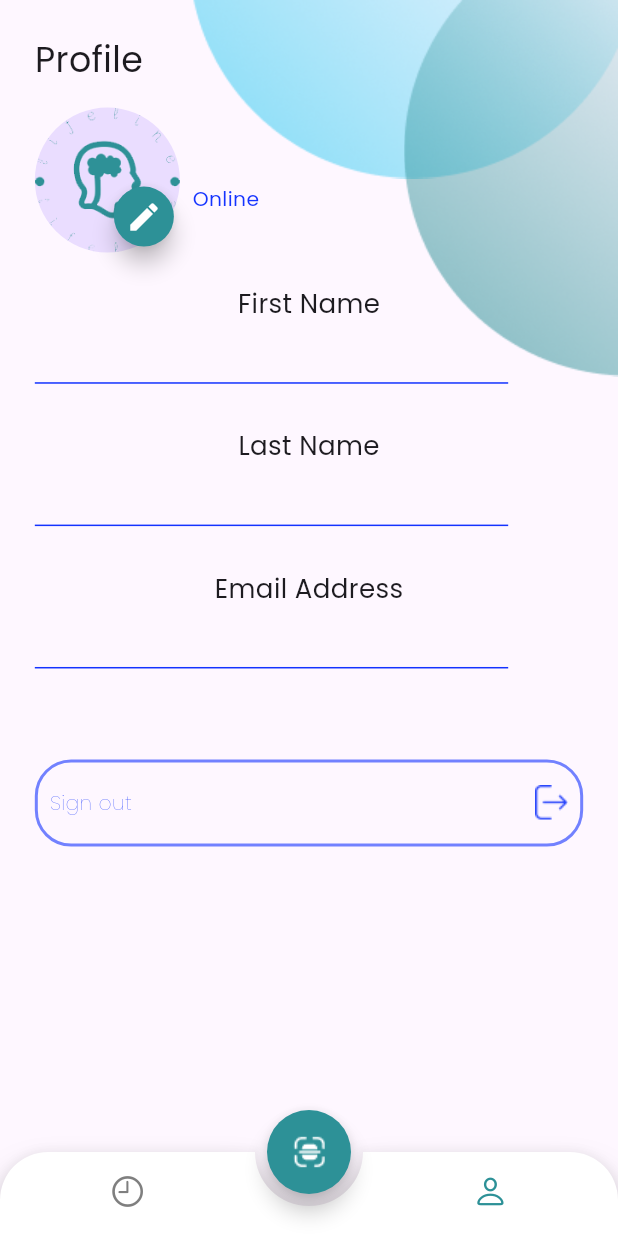
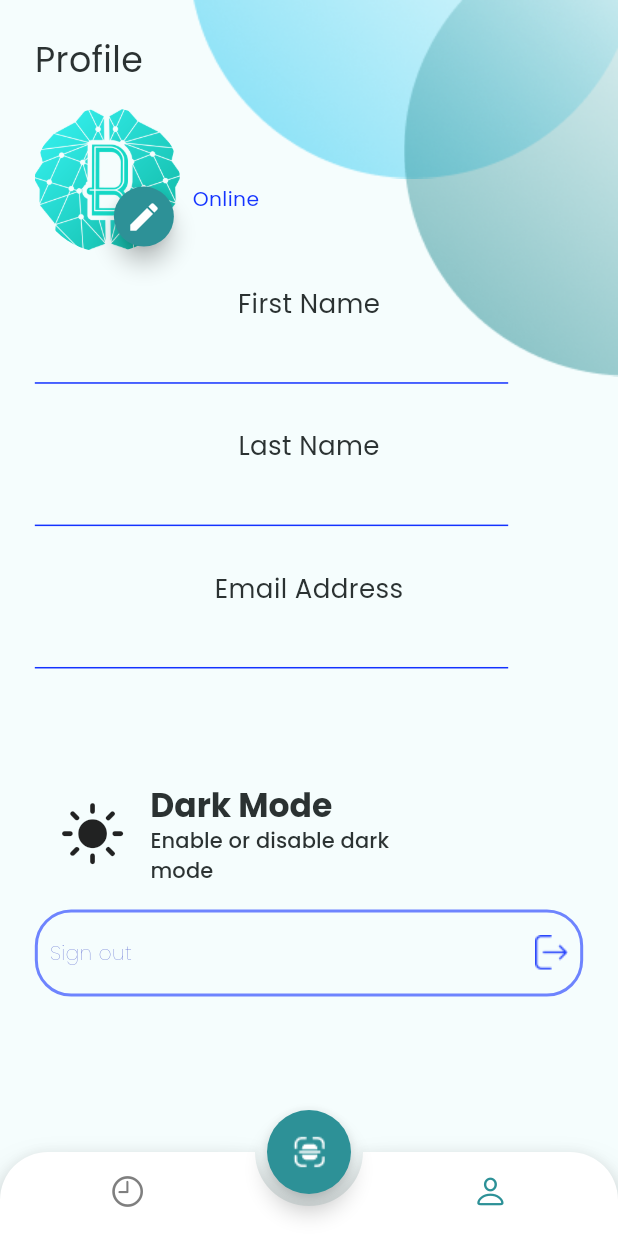
Before and after one commit to kimoo112/Brain-Tumor, a Flutter app: the AppNavigation screen opened by its route, item 2 of the bottom bar chosen, on a phone screen of 412 x 824 dp. Run offline on Flutter 3.47's test engine with Material 3 defaults, Android fonts, the phone set to English and light mode, and no system bars; drawn by our look-alikes of animated_bottom_navigation_bar; our stand-ins replace cherry_toast, cloud_firestore, firebase_auth, firebase_core, flutter_bloc, flutter_screenutil and 5 more; missing offline and left inert: day_night_themed_switch, tflite_v2; accounts and stored records are empty.

Commit message:
Add Dark Mode Feature Implement Theme Management and Add Themed List Tile
 - Added theme management using
 - AppThemeCubit to toggle between light and dark themes.
- Created MaterialTheme class to define and apply light and dark themes using Material 3.
- Integrated a DayNightSwitch widget in the ListTile to toggle themes.
- Updated main.dart to remove MultiBlocProvider and use AppThemeCubit for theme management.
Ensured the profile image state updates correctly when an image is picked.
- Added a new theme.dart file to encapsulate theme-related logic.

```diff
--- /dev/null
+++ b/lib/core/themes/animated_switcher.dart
@@ -0,0 +1,96 @@
+// ignore: implementation_imports
+import 'package:day_night_themed_switch/src/day_night_painter.dart';
+import 'package:flutter/material.dart';
+
+class DayNightSwitch extends StatefulWidget {
+  final bool value;
+  final ValueChanged<bool>? onChanged;
+  final FocusNode? focusNode;
+  final Duration animationDuration;
+  final double? width;
+  final double? height;
+  const DayNightSwitch({
+    super.key,
+    required this.value,
+    required this.onChanged,
+    this.focusNode,
+    this.animationDuration = const Duration(milliseconds: 400),
+    this.width,
+    this.height,
+  });
+
+  @override
+  State<DayNightSwitch> createState() => DayNightSwitchState();
+}
+
+@visibleForTesting
+class DayNightSwitchState extends State<DayNightSwitch>
+    with TickerProviderStateMixin {
+  late final AnimationController animation;
+  bool _value = false;
+
+  bool get value => _value;
+
+  @override
+  void initState() {
+    super.initState();
+    _value = widget.value;
+    animation = AnimationController(
+      vsync: this,
+      duration: widget.animationDuration,
+      value: _value ? 1.0 : 0.0,
+    )..addListener(() => setState(() {}));
+  }
+
+  @override
+  void dispose() {
+    animation.dispose();
+    super.dispose();
+  }
+
+  @override
+  void didUpdateWidget(covariant DayNightSwitch oldWidget) {
+    super.didUpdateWidget(oldWidget);
+    if (oldWidget.value != widget.value) {
+      _value = widget.value;
+      final target = _value ? 1.0 : 0.0;
+      animation.value = target;
+    }
+  }
+
+  @override
+  Widget build(BuildContext context) {
+    final switchAnimation = CurvedAnimation(
+      parent: animation,
+      curve: Curves.easeInOut,
+    );
+
+    return LayoutBuilder(builder: (context, constraints) {
+      return Focus(
+        focusNode: widget.focusNode,
+        child: MouseRegion(
+          cursor: SystemMouseCursors.click,
+          child: GestureDetector(
+            onTap: () async {
+              if (animation.isAnimating) return;
+              if (!_value) {
+                await animation.forward();
+              } else {
+                await animation.reverse();
+              }
+              setState(() => _value = !value);
+              widget.onChanged?.call(_value);
+            },
+            child: SizedBox(
+              width: widget.width??100,
+              height: widget.height??50,
+              child: CustomPaint(
+                painter: DayNightPainter(switchAnimation.value),
+              ),
+            ),
+          ),
+        ),
+      );
+    });
+  }
+}
--- /dev/null
+++ b/lib/core/themes/logic/app_theme_state.dart
@@ -0,0 +1,8 @@
+part of 'app_theme_cubit.dart';
+
+sealed class AppThemeState {}
+
+final class AppThemeInitial extends AppThemeState {}
+final class AppThemeChanged extends AppThemeState {}
+final class AppThemeIsDark extends AppThemeState {}
+final class AppThemeIsLight extends AppThemeState {}
--- /dev/null
+++ b/lib/core/themes/theme.dart
@@ -0,0 +1,132 @@
+import "package:brain_tumor/core/utils/app_colors.dart";
+import "package:flutter/material.dart";
+
+class MaterialTheme {
+  BuildContext context;
+  MaterialTheme(
+    this.context,
+  );
+
+  static ColorScheme lightScheme() {
+    return const ColorScheme(
+        brightness: Brightness.light,
+        primary: AppColors.primaryColor,
+        surfaceTint: Color(0xff00696e),
+        onPrimary: Color(0xffffffff),
+        primaryContainer: Color(0xff9cf0f6),
+        onPrimaryContainer: Color(0xff002022),
+        secondary: Color(0xff4a6364),
+        onSecondary: Color(0xffffffff),
+        secondaryContainer: Color(0xffcce8e9),
+        onSecondaryContainer: Color(0xff041f21),
+        tertiary: Color(0xff4e5f7d),
+        onTertiary: Color(0xffffffff),
+        tertiaryContainer: AppColors.primaryBlue,
+        onTertiaryContainer: Color(0xff081c36),
+        error: Color(0xffba1a1a),
+        onError: Color(0xffffffff),
+        errorContainer: Color(0xffffdad6),
+        onErrorContainer: Color(0xff410002),
+        surface: Color(0xfff4fafa),
+        onSurface: Color(0xff161d1d),
+        onSurfaceVariant: Color(0xff3f4949),
+        outline: Color(0xff6f7979),
+        outlineVariant: Color(0xffbec8c9),
+        shadow: Color(0xff000000),
+        scrim: Color(0xff000000),
+        inverseSurface: Color(0xff2b3232),
+        inversePrimary: Color(0xff80d4da),
+        background: Color(0xFFF5FDFD),
+        onBackground: Color(0xff00696e));
+  }
+
+  ThemeData light() {
+    return theme(lightScheme());
+  }
+
+  static ColorScheme darkScheme() {
+    return const ColorScheme(
+      brightness: Brightness.dark,
+      primary: AppColors.primaryLight,
+      surfaceTint: Color(0xff80d4da),
+      onPrimary: Color(0xff003739),
+      primaryContainer: Color(0xff004f53),
+      onPrimaryContainer: Color(0xff9cf0f6),
+      secondary: Color(0xffb1cccd),
+      onSecondary: Color(0xff1b3436),
+      secondaryContainer: Color(0xff324b4d),
+      onSecondaryContainer: Color(0xffcce8e9),
+      tertiary: Color(0xffb6c7e9),
+      onTertiary: Color(0xff20314c),
+      tertiaryContainer: AppColors.primaryLightBlue,
+      onTertiaryContainer: Color(0xffd6e3ff),
+      error: Color(0xffffb4ab),
+      onError: Color(0xff690005),
+      errorContainer: Color(0xff93000a),
+      onErrorContainer: Color(0xffffdad6),
+      surface: Color(0xff0e1415),
+      onSurface: Color(0xffdde4e4),
+      onSurfaceVariant: Color(0xffbec8c9),
+      outline: Color(0xff899393),
+      outlineVariant: Color(0xff3f4949),
+      shadow: Color(0xff000000),
+      scrim: Color(0xff000000),
+      inverseSurface: Color(0xffdde4e4),
+      inversePrimary: Color(0xff00696e),
+      background: Color(0xFF050F0F),
+      onBackground: Color(0xff80d4da),
+    );
+  }
+
+  ThemeData dark() {
+    return theme(darkScheme());
+  }
+
+  ThemeData theme(ColorScheme colorScheme) => ThemeData(
+        useMaterial3: true,
+        cardColor: colorScheme.tertiaryContainer,
+        brightness: colorScheme.brightness,
+        colorScheme: colorScheme,
+        textTheme: Theme.of(context).textTheme.apply(
+            fontFamily: 'Poppins', bodyColor: colorScheme.inverseSurface),
+        scaffoldBackgroundColor: colorScheme.background,
+        canvasColor: colorScheme.surface,
+      );
+
+  List<ExtendedColor> get extendedColors => [];
+}
+
+class ExtendedColor {
+  final Color seed, value;
+  final ColorFamily light;
+  final ColorFamily lightHighContrast;
+  final ColorFamily lightMediumContrast;
+  final ColorFamily dark;
+  final ColorFamily darkHighContrast;
+  final ColorFamily darkMediumContrast;
+
+  const ExtendedColor({
+    required this.seed,
+    required this.value,
+    required this.light,
+    required this.lightHighContrast,
+    required this.lightMediumContrast,
+    required this.dark,
+    required this.darkHighContrast,
+    required this.darkMediumContrast,
+  });
+}
+
+class ColorFamily {
+  const ColorFamily({
+    required this.color,
+    required this.onColor,
+    required this.colorContainer,
+    required this.onColorContainer,
+  });
+
+  final Color color;
+  final Color onColor;
+  final Color colorContainer;
+  final Color onColorContainer;
+}
--- a/lib/core/ui/app_navigation.dart
+++ b/lib/core/ui/app_navigation.dart
@@ -21,7 +21,7 @@ class AppNavigation extends StatefulWidget {
 
 class _AppNavigationState extends State<AppNavigation>
     with TickerProviderStateMixin {
-  var _bottomNavIndex = 0; //default index of a first screen
+  var _bottomNavIndex = 0;
 
   late AnimationController _fabAnimationController;
   late AnimationController _borderRadiusAnimationController;
--- a/lib/core/utils/app_assets.dart
+++ b/lib/core/utils/app_assets.dart
@@ -64,4 +64,12 @@ class Assets {
   /// Assets for imagesSignoutIcon
   /// assets/images/SignoutIcon.png
   static const String imagesSignoutIcon = "assets/images/SignoutIcon.png";
+
+  /// Assets for imagesSlogan
+  /// assets/images/slogan.png
+  static const String imagesSlogan = "assets/images/slogan.png";
+
+  /// Assets for imagesSloganText
+  /// assets/images/slogan_text.png
+  static const String imagesSloganText = "assets/images/slogan_text.png";
 }
--- a/lib/core/utils/app_colors.dart
+++ b/lib/core/utils/app_colors.dart
@@ -4,7 +4,7 @@ abstract class AppColors {
   static const Color primaryColor = Color(0xFF2D9197);
   static const Color primaryLight = Color(0xFFA5E8F9);
   static const Color primaryBlue = Color(0xFF1433FF);
-  static const Color primaryLightBlue = Color(0xFF2743FD);
+  static const Color primaryLightBlue = Color(0xFF4F5FCC);
   // static const Color primaryLight = Color(0xFFB0D5D8);
   static const Color black = Color(0x00000000);
   static const Color darkGrey = Color(0xFF7F7F7F);
--- a/lib/features/auth/presentation/widgets/custom_signup_form.dart
+++ b/lib/features/auth/presentation/widgets/custom_signup_form.dart
@@ -38,6 +38,7 @@ class _CustomSignUpFormState extends State<CustomSignUpForm> {
             title: const Text(
                 'Successfully,Check your email to verify your account'),
             animationType: AnimationType.fromTop,
+              backgroundColor: Theme.of(context).scaffoldBackgroundColor,
             animationDuration: const Duration(milliseconds: 700),
           ).show(context);
           customReplacementNavigate(context, loginView);
@@ -47,6 +48,7 @@ class _CustomSignUpFormState extends State<CustomSignUpForm> {
             title: Text(state.errMessage),
             animationType: AnimationType.fromTop,
             animationDuration: const Duration(milliseconds: 700),
+              backgroundColor: Theme.of(context).scaffoldBackgroundColor,
           ).show(context);
         }
       },
--- a/lib/features/home/presentation/views/home_view.dart
+++ b/lib/features/home/presentation/views/home_view.dart
@@ -21,6 +21,7 @@ class HomeView extends StatelessWidget {
             CherryToast.error(
               title: Text(state.errMessage),
               animationType: AnimationType.fromTop,
+              backgroundColor: Theme.of(context).scaffoldBackgroundColor,
               animationDuration: const Duration(milliseconds: 700),
             ).show(context);
           }
--- a/lib/features/profile/presentation/view/profile_view.dart
+++ b/lib/features/profile/presentation/view/profile_view.dart
@@ -1,16 +1,17 @@
-import '../../../../core/utils/app_assets.dart';
-import '../../../../core/utils/app_colors.dart';
-import '../../../../core/utils/app_text_styles.dart';
-import '../../../auth/presentation/cubit/auth_state.dart';
 import 'package:firebase_auth/firebase_auth.dart';
 import 'package:flutter/material.dart';
 import 'package:flutter_bloc/flutter_bloc.dart';
 import 'package:flutter_screenutil/flutter_screenutil.dart';
 
+import '../../../../core/utils/app_assets.dart';
+import '../../../../core/utils/app_colors.dart';
+import '../../../../core/utils/app_text_styles.dart';
 import '../../../auth/presentation/cubit/auth_cubit.dart';
+import '../../../auth/presentation/cubit/auth_state.dart';
 import '../widgets/custom_profile_info_field.dart';
 import '../widgets/custom_signout_button.dart';
 import '../widgets/profile_picture_widget.dart';
+import '../widgets/theme_toggle_list_tile.dart';
 import '../widgets/user_profile_info.dart';
 
 class ProfileView extends StatefulWidget {
@@ -77,6 +78,7 @@ class _ProfileViewState extends State<ProfileView> {
                       infoTitle: "Email Address",
                       info: FirebaseAuth.instance.currentUser!.email!),
                   55.verticalSpace,
+                  const ThemeToggleListTile(),
                   const CustomSignOutButton()
                 ],
               ),
--- a/lib/features/profile/presentation/widgets/custom_profile_info_field.dart
+++ b/lib/features/profile/presentation/widgets/custom_profile_info_field.dart
@@ -1,7 +1,6 @@
 import 'package:flutter/material.dart';
 import 'package:flutter_screenutil/flutter_screenutil.dart';
 
-import '../../../../core/utils/app_colors.dart';
 import '../../../../core/utils/app_text_styles.dart';
 
 class CustomProfileInfoField extends StatelessWidget {
@@ -23,10 +22,10 @@ class CustomProfileInfoField extends StatelessWidget {
         Text(
           info!,
           style: CustomTextStyles.poppins400Style16
-              .copyWith(color: AppColors.primaryBlue),
+              .copyWith(color: Theme.of(context).cardColor),
         ),
-        const Divider(
-          color: AppColors.primaryBlue,
+        Divider(
+          color: Theme.of(context).cardColor,
           endIndent: 50,
         ),
       ],
--- a/lib/features/profile/presentation/widgets/custom_signout_button.dart
+++ b/lib/features/profile/presentation/widgets/custom_signout_button.dart
@@ -23,6 +23,7 @@ class CustomSignOutButton extends StatelessWidget {
         if (state is SignOutSuccess) {
           context.pushReplacement(loginView);
           CherryToast.info(
+              backgroundColor: Theme.of(context).scaffoldBackgroundColor,
                   title: const Text('Signed Out, Wish to see you again soon! '))
               .show(context);
         }
--- a/lib/features/profile/presentation/widgets/profile_picture_widget.dart
+++ b/lib/features/profile/presentation/widgets/profile_picture_widget.dart
@@ -1,6 +1,5 @@
 import 'dart:io';
 
-import '../../../auth/presentation/cubit/auth_state.dart';
 import 'package:flutter/material.dart';
 import 'package:flutter_bloc/flutter_bloc.dart';
 import 'package:flutter_screenutil/flutter_screenutil.dart';
@@ -8,6 +7,7 @@ import 'package:flutter_screenutil/flutter_screenutil.dart';
 import '../../../../core/utils/app_assets.dart';
 import '../../../../core/utils/app_colors.dart';
 import '../../../auth/presentation/cubit/auth_cubit.dart';
+import '../../../auth/presentation/cubit/auth_state.dart';
 
 class ProfilePicture extends StatelessWidget {
   const ProfilePicture({
@@ -16,16 +16,16 @@ class ProfilePicture extends StatelessWidget {
 
   @override
   Widget build(BuildContext context) {
-    return BlocConsumer<AuthCubit, AuthState>(
-      listener: (context, state) {},
+    return BlocBuilder<AuthCubit, AuthState>(
       builder: (context, state) {
         return Stack(
           alignment: AlignmentDirectional.bottomEnd,
           children: [
             CircleAvatar(
                 radius: 50.r,
+                backgroundColor: Colors.transparent,
                 backgroundImage: context.read<AuthCubit>().imagePath == ''
-                    ? const AssetImage(Assets.imagesLogo)
+                    ? const AssetImage(Assets.imagesSlogan)
                     : FileImage(File(context.read<AuthCubit>().imagePath))
                         as ImageProvider),
             FloatingActionButton(
--- /dev/null
+++ b/lib/features/profile/presentation/widgets/theme_toggle_list_tile.dart
@@ -0,0 +1,43 @@
+import 'package:flutter/cupertino.dart';
+import 'package:flutter/material.dart';
+import 'package:flutter_bloc/flutter_bloc.dart';
+
+import '../../../../core/themes/animated_switcher.dart';
+import '../../../../core/themes/logic/app_theme_cubit.dart';
+
+class ThemeToggleListTile extends StatelessWidget {
+  const ThemeToggleListTile({super.key});
+
+  @override
+  Widget build(BuildContext context) {
+    return ListTile(
+      leading: Icon(
+        context.read<AppThemeCubit>().isThemeIsDark
+            ? CupertinoIcons.moon_circle
+            : CupertinoIcons.sun_max_fill,
+        color: Theme.of(context).iconTheme.color,
+        size: 45,
+      ),
+      title: Text(
+        'Dark Mode',
+        style: Theme.of(context).textTheme.titleLarge?.copyWith(
+              fontWeight: FontWeight.bold,
+            ),
+      ),
+      subtitle: Text(
+        'Enable or disable dark mode',
+        style: Theme.of(context).textTheme.titleSmall,
+      ),
+      trailing: DayNightSwitch(
+        width: 70,
+        height: 70,
+        value: context.read<AppThemeCubit>().isThemeIsDark,
+        onChanged: (bool value) {
+          context.read<AppThemeCubit>().changeTheme();
+        },
+      ),
+      contentPadding:
+          const EdgeInsets.symmetric(horizontal: 16.0, vertical: 8.0),
+    );
+  }
+}
--- a/lib/features/profile/presentation/widgets/user_profile_info.dart
+++ b/lib/features/profile/presentation/widgets/user_profile_info.dart
@@ -1,7 +1,5 @@
-
 import 'package:flutter/material.dart';
 
-import '../../../../core/utils/app_colors.dart';
 import '../../../../core/utils/app_text_styles.dart';
 
 class UserProfileInfo extends StatelessWidget {
@@ -19,12 +17,11 @@ class UserProfileInfo extends StatelessWidget {
     return Column(
       crossAxisAlignment: CrossAxisAlignment.start,
       children: [
-          Text('$firstName $lastName',
-              style: CustomTextStyles.poppins400Style18),
+        Text('$firstName $lastName', style: CustomTextStyles.poppins400Style18),
         Text(
           'Online',
           style: CustomTextStyles.poppins400Style14
-                .copyWith(color: AppColors.primaryBlue),
+              .copyWith(color: Theme.of(context).cardColor),
         ),
       ],
     );
--- a/pubspec.yaml
+++ b/pubspec.yaml
@@ -12,6 +12,8 @@ dependencies:
   cherry_toast: ^1.10.1
   cloud_firestore: ^4.17.3
   cupertino_icons: ^1.0.6
+  day_night_themed_switch: ^1.0.0
+  day_night_themed_switcher: ^1.1.0
   firebase_auth: ^4.19.5
   firebase_core: ^2.31.0
   flutter:
@@ -34,7 +36,7 @@ dev_dependencies:
 flutter_launcher_icons:
   android: "launcher_icon"
   ios: true
-  image_path: "assets/images/logo.png"
+  image_path: "assets/images/slogan.png"
 
 flutter:
   uses-material-design: true
```
Also changed, not shown: lib/core/themes/logic/app_theme_cubit.dart (added, +26 -0 lines), lib/features/auth/presentation/widgets/custom_login_form.dart (+7 -4 lines), lib/features/splash/presentation/views/splash_view.dart (+7 -2 lines), lib/main.dart (+28 -14 lines), pubspec.lock. Lines whose indentation alone changed are shown as unchanged.
